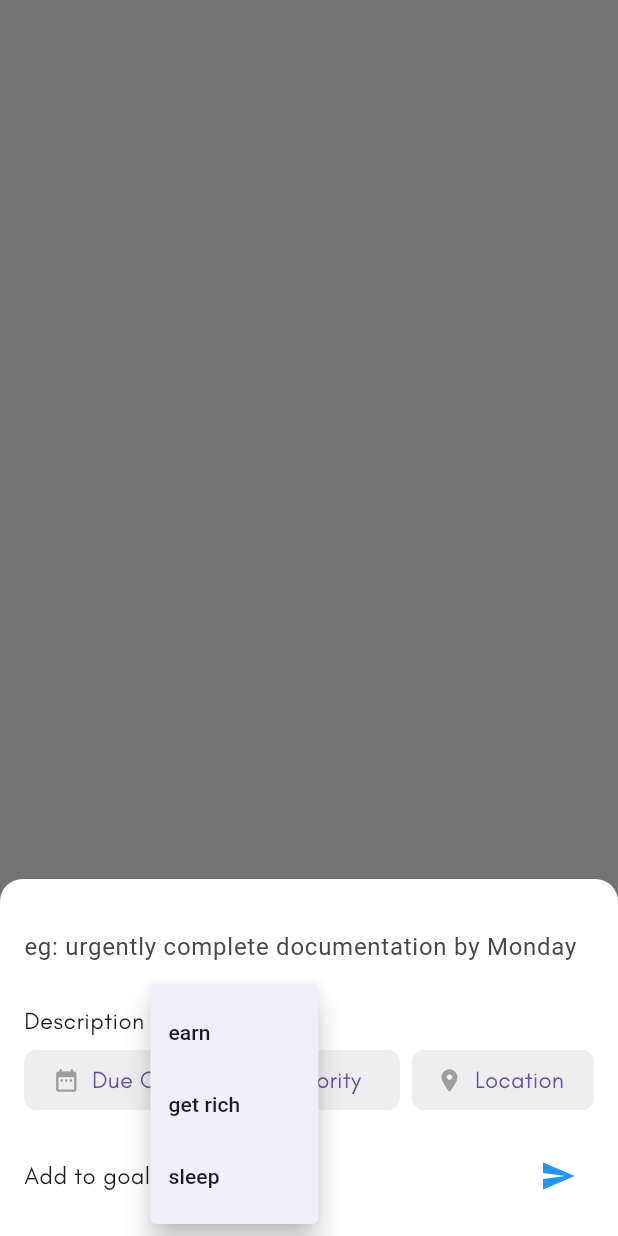
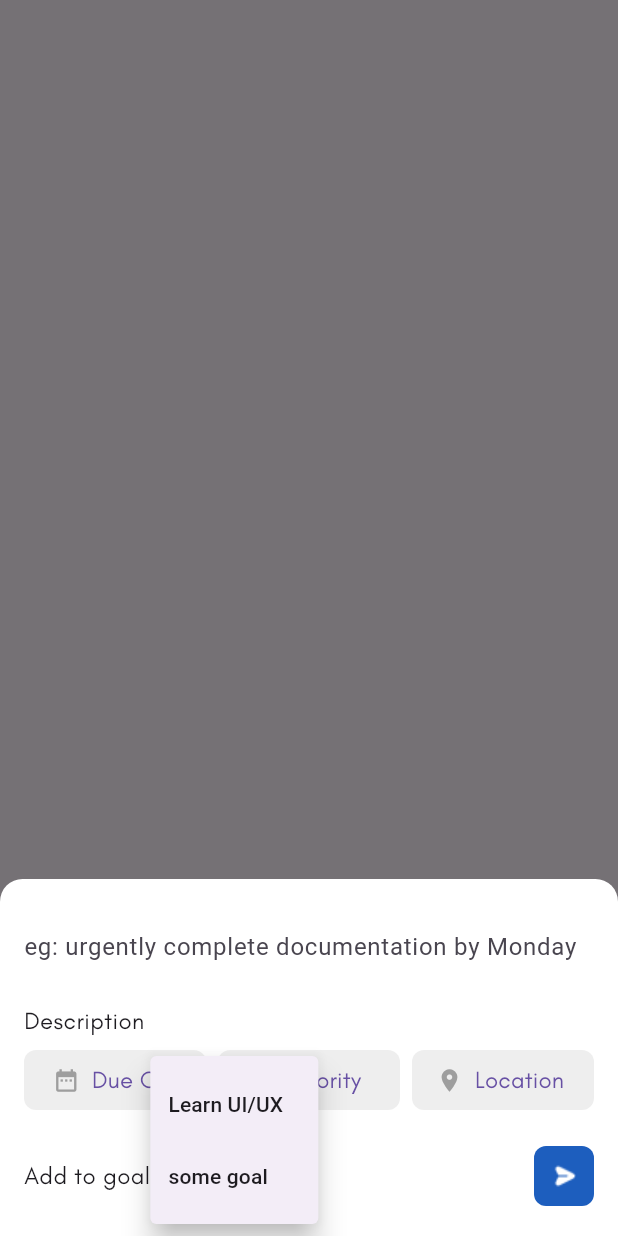
Before and after one commit to ab3649/Karma, a Flutter app: the TaskOverlay widget shown alone on an empty page, opened directly, after a tap on the "arrow drop down circle" icon, on a phone screen of 412 x 824 dp. Run offline on Flutter 3.47's test engine with Material 3 defaults, Android fonts, the phone set to English and light mode, and no system bars.

Commit message:
changes to task_overlay

```diff
--- a/lib/task_overlay.dart
+++ b/lib/task_overlay.dart
@@ -8,6 +8,8 @@ class TaskOverlay extends StatefulWidget {
 class _TaskOverlayState extends State<TaskOverlay> {
   final TextEditingController _taskController = TextEditingController();
   final FocusNode _focusNode = FocusNode();
+
+  String? _selectedGoal; // Variable to store the selected goal
 
   @override
   Widget build(BuildContext context) {
@@ -146,6 +148,52 @@ class _TaskOverlayState extends State<TaskOverlay> {
                         node: FocusScopeNode(), // Create a new FocusScopeNode
                         child: Row(
                           children: [
+                            if (_selectedGoal != null) ...[
+                              Container(
+                                padding: EdgeInsets.symmetric(vertical: 4.0, horizontal: 8.0), // Adjust padding as needed
+                                decoration: BoxDecoration(
+                                  gradient: LinearGradient(
+                                    begin: Alignment.centerLeft,
+                                    end: Alignment.centerRight,
+                                    colors: [
+                                      Color(0xFFB265BE), // #B265BE
+                                      Color(0xFFB9A0FF), // #B9A0FF
+                                    ],
+                                  ),
+                                  borderRadius: BorderRadius.circular(8.0), // Optional: Add rounded corners
+                                ),
+                                child: Row(
+                                  mainAxisSize: MainAxisSize.min, // Adjusts the Row size to fit its children
+                                  children: [
+                                    // Circle arrow image asset
+                                    SizedBox(
+                                      width: 20.0, // Set the desired width
+                                      height: 20.0, // Set the desired height
+                                      child: Image.asset(
+                                        'assets/icons/Round Alt Arrow Down.png', // Replace with your image path
+                                        color: Colors.white, // Color filter for the image
+                                      ),
+                                    ),
+
+                                    SizedBox(width: 4.0), // Add some space between the icon and the text
+
+                                    // Text
+                                    Text(
+                                      _selectedGoal!,
+                                      style: TextStyle(
+                                        fontFamily: 'GlacialIndifference', // Set font-family
+                                        fontSize: 12, // Set font-size to 12px
+                                        fontWeight: FontWeight.w700, // Set font-weight to 700
+                                        height: 1.2, // Set line-height to 14.4px (12px * 1.2)
+                                        color: Colors.white, // Text color remains white
+                                      ),
+                                      textAlign: TextAlign.left, // Set text alignment to left
+                                    ),
+                                  ],
+                                ),
+                              ),
+                              SizedBox(width: 8),
+                            ],
                             Text(
                               'Add to goal',
                               style: TextStyle(
@@ -157,32 +205,40 @@ class _TaskOverlayState extends State<TaskOverlay> {
                               icon: Icon(Icons.arrow_drop_down_circle_outlined, color: Colors.grey),
                               elevation: 8,
                               onSelected: (String result) {
-                                // Handle dropdown selection
+                                setState(() {
+                                  _selectedGoal = result; // Update the selected goal
+                                });
                               },
                               itemBuilder: (BuildContext context) => <PopupMenuEntry<String>>[
                                 PopupMenuItem<String>(
-                                  value: 'Option 1',
-                                  child: Text('earn'),
+                                  value: 'Learn UI/UX',
+                                  child: Text('Learn UI/UX'),
                                 ),
                                 PopupMenuItem<String>(
-                                  value: 'Option 2',
-                                  child: Text('get rich'),
-                                ),
-                                PopupMenuItem<String>(
-                                  value: 'Option 3',
-                                  child: Text('sleep'),
+                                  value: 'some goal',
+                                  child: Text('some goal'),
                                 ),
                               ],
                             ),
                           ],
                         ),
                       ),
-                      IconButton(
-                        icon: Icon(Icons.send, color: Colors.blue),
-                        onPressed: () {
-                          // Handle submit task
-                        },
-                      ),
+                      SizedBox(
+                        width: 40.0,  // Set the desired width
+                        height: 40.0, // Set the desired height
+                        child: Material(
+                          color: Color(0xFF1D5EBE),
+                          shape: RoundedRectangleBorder(
+                            borderRadius: BorderRadius.circular(8.0), // Adjust the radius as needed
+                          ),
+                          child: IconButton(
+                            icon: Image.asset('assets/icons/Plain.png', color: Colors.white),
+                            onPressed: () {
+                              // Handle submit task
+                            },
+                          ),
+                        ),
+                      )
                     ],
                   ),
                 ],
```
Also changed, not shown: assets/icons/Plain.png (added), assets/icons/Round Alt Arrow Down.png (added).
